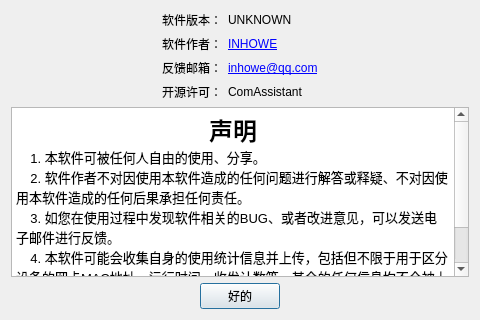
The window that ComAssistant/ui/about_me_dialog.ui (DukeHouse/ComAssistant) describes before a commit, drawn with Qt 5.
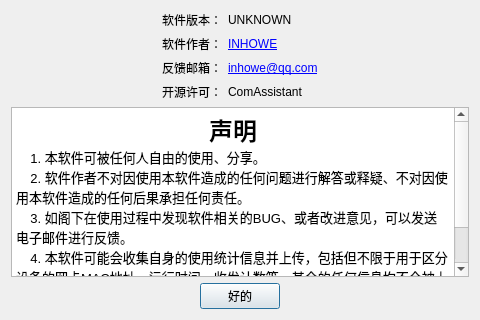
The same window after the commit.

Commit message: [FEAT];新增发送注释功能;修改首次运行的欢迎逻辑

Patch:
```diff
--- a/ComAssistant/ui/about_me_dialog.ui
+++ b/ComAssistant/ui/about_me_dialog.ui
@@ -123,9 +123,9 @@
 &lt;p align=&quot;center&quot; style=&quot; margin-top:0px; margin-bottom:0px; margin-left:0px; margin-right:0px; -qt-block-indent:0; text-indent:0px;&quot;&gt;&lt;span style=&quot; font-family:'SimSun'; font-size:18pt; font-weight:600;&quot;&gt;声明&lt;/span&gt;&lt;/p&gt;
 &lt;p style=&quot; margin-top:0px; margin-bottom:0px; margin-left:0px; margin-right:0px; -qt-block-indent:0; text-indent:0px;&quot;&gt;&lt;span style=&quot; font-family:'SimSun'; font-size:10pt;&quot;&gt;    1. 本软件可被任何人自由的使用、分享。&lt;/span&gt;&lt;/p&gt;
 &lt;p style=&quot; margin-top:0px; margin-bottom:0px; margin-left:0px; margin-right:0px; -qt-block-indent:0; text-indent:0px;&quot;&gt;&lt;span style=&quot; font-family:'SimSun'; font-size:10pt;&quot;&gt;    2. 软件作者不对因使用本软件造成的任何问题进行解答或释疑、不对因使用本软件造成的任何后果承担任何责任。&lt;/span&gt;&lt;/p&gt;
-&lt;p style=&quot; margin-top:0px; margin-bottom:0px; margin-left:0px; margin-right:0px; -qt-block-indent:0; text-indent:0px;&quot;&gt;&lt;span style=&quot; font-family:'SimSun'; font-size:10pt;&quot;&gt;    3. 如您在使用过程中发现软件相关的BUG、或者改进意见，可以发送电子邮件进行反馈。&lt;/span&gt;&lt;/p&gt;
+&lt;p style=&quot; margin-top:0px; margin-bottom:0px; margin-left:0px; margin-right:0px; -qt-block-indent:0; text-indent:0px;&quot;&gt;&lt;span style=&quot; font-family:'SimSun'; font-size:10pt;&quot;&gt;    3. 如阁下在使用过程中发现软件相关的BUG、或者改进意见，可以发送电子邮件进行反馈。&lt;/span&gt;&lt;/p&gt;
 &lt;p style=&quot; margin-top:0px; margin-bottom:0px; margin-left:0px; margin-right:0px; -qt-block-indent:0; text-indent:0px;&quot;&gt;&lt;span style=&quot; font-family:'SimSun'; font-size:10pt;&quot;&gt;    4. 本软件可能会收集自身的使用统计信息并上传，包括但不限于用于区分设备的网卡MAC地址、运行时间、收发计数等，其余的任何信息均不会被上传，比如收发内容等。&lt;/span&gt;&lt;/p&gt;
-&lt;p style=&quot; margin-top:0px; margin-bottom:0px; margin-left:0px; margin-right:0px; -qt-block-indent:0; text-indent:0px;&quot;&gt;&lt;span style=&quot; font-family:'SimSun'; font-size:10pt;&quot;&gt;    5. 如果您不同意本声明，您应该立即停止使用本软件。&lt;/span&gt;&lt;/p&gt;&lt;/body&gt;&lt;/html&gt;</string>
+&lt;p style=&quot; margin-top:0px; margin-bottom:0px; margin-left:0px; margin-right:0px; -qt-block-indent:0; text-indent:0px;&quot;&gt;&lt;span style=&quot; font-family:'SimSun'; font-size:10pt;&quot;&gt;    5. 如果阁下不同意本声明，阁下应该立即停止使用本软件。&lt;/span&gt;&lt;/p&gt;&lt;/body&gt;&lt;/html&gt;</string>
      </property>
     </widget>
    </item>
```
The commit also changes 6 other files.
